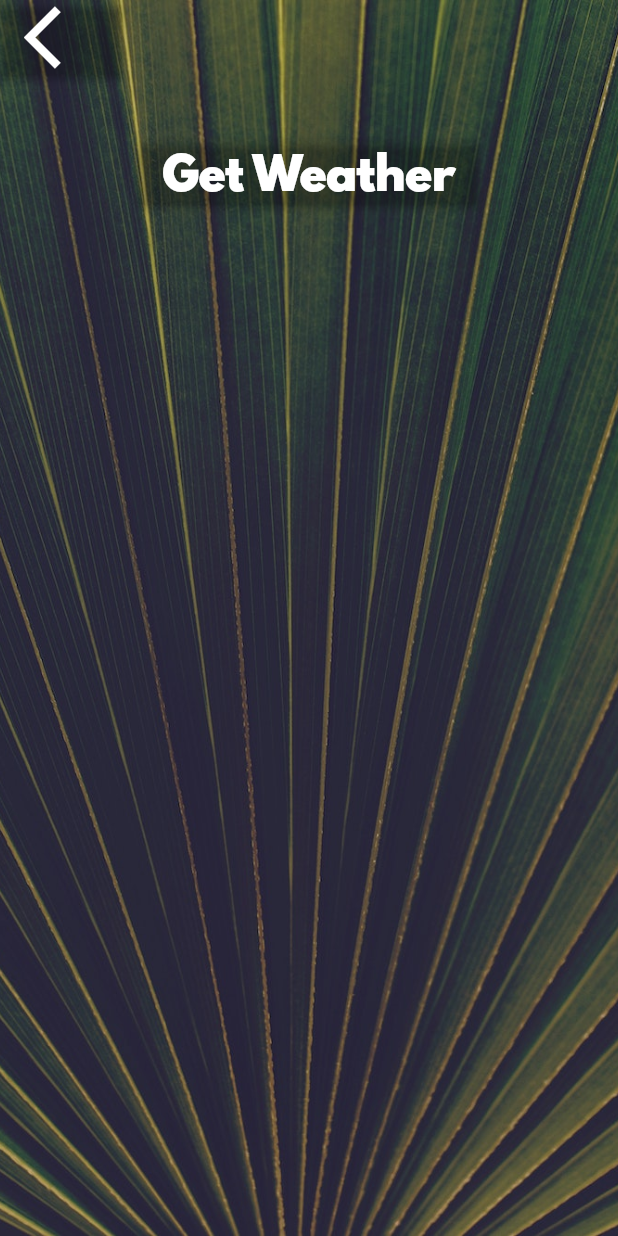
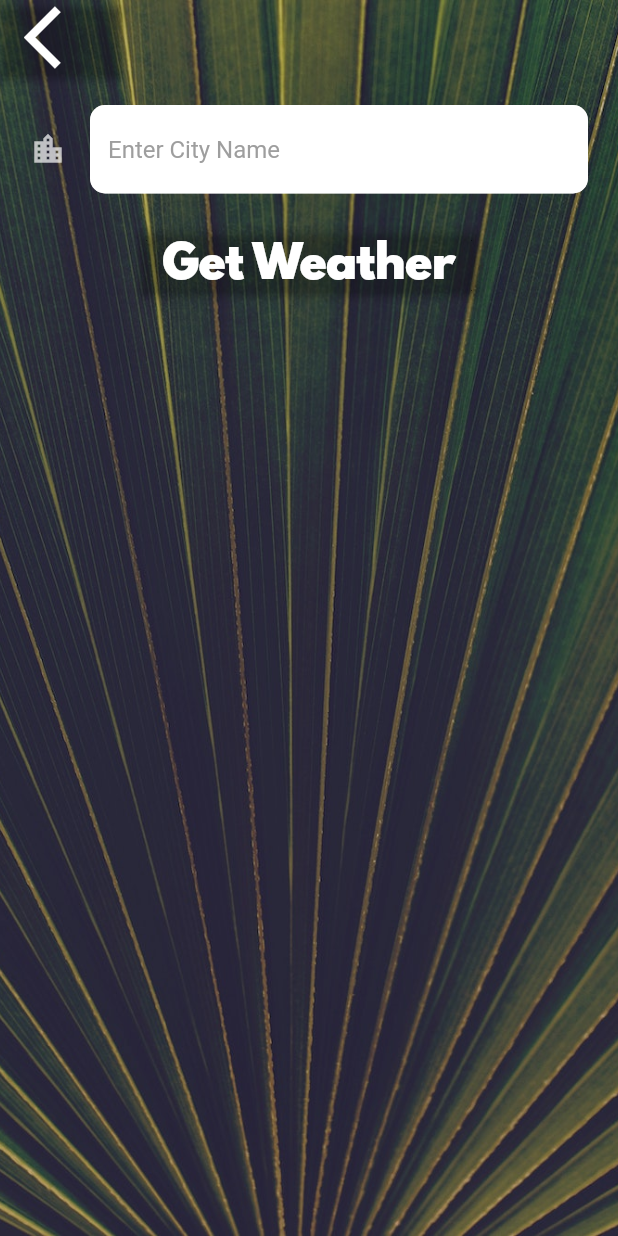
Before and after one commit to nonsocchi/weather_app, a Flutter app: the CityScreen screen opened directly, on a phone screen of 412 x 824 dp. Run offline on Flutter 3.47's test engine with Material 2 defaults, Android fonts, the phone set to English and light mode, and no system bars; our stand-ins replace flutter_spinkit, geolocator; network calls fail.

Commit message:
added manual location input in city screen

```diff
--- a/lib/main.dart
+++ b/lib/main.dart
@@ -7,6 +7,7 @@ class MyApp extends StatelessWidget {
   @override
   Widget build(BuildContext context) {
     return MaterialApp(
+      debugShowCheckedModeBanner: false,
       theme: ThemeData.dark().copyWith(
         elevatedButtonTheme: ElevatedButtonThemeData(
           style: ButtonStyle(
--- a/lib/screens/city_screen.dart
+++ b/lib/screens/city_screen.dart
@@ -9,6 +9,8 @@ class CityScreen extends StatefulWidget {
 }
 
 class _CityScreenState extends State<CityScreen> {
+  String? cityName;
+
   @override
   Widget build(BuildContext context) {
     return Scaffold(
@@ -26,7 +28,9 @@ class _CityScreenState extends State<CityScreen> {
               Align(
                 alignment: Alignment.topLeft,
                 child: ElevatedButton(
-                  onPressed: () {},
+                  onPressed: () {
+                    Navigator.pop(context);
+                  },
                   child: const Icon(
                     Icons.arrow_back_ios,
                     size: 50.0,
@@ -35,10 +39,16 @@ class _CityScreenState extends State<CityScreen> {
               ),
               Container(
                 padding: const EdgeInsets.all(20.0),
-                child: null,
+                child: TextField(
+                  style: const TextStyle(color: Colors.black),
+                  decoration: kTextFieldInputDecoration,
+                  onChanged: (value) => cityName = value,
+                ),
               ),
               ElevatedButton(
-                onPressed: () {},
+                onPressed: () async {
+                  Navigator.pop(context, cityName);
+                },
                 child: const Text(
                   'Get Weather',
                   style: kButtonTextStyle,
--- a/lib/screens/loading_screen.dart
+++ b/lib/screens/loading_screen.dart
@@ -20,7 +20,7 @@ class _LoadingScreenState extends State<LoadingScreen> {
 
   void getLocationData() async {
     var weatherData = await WeatherModel().getLocationWeather();
-    Navigator.push(
+    var typedName = Navigator.push(
       context,
       MaterialPageRoute(
         builder: (context) => LocationScreen(
@@ -28,6 +28,7 @@ class _LoadingScreenState extends State<LoadingScreen> {
         ),
       ),
     );
+    print(typedName);
   }
 
   @override
--- a/lib/utilities/constants.dart
+++ b/lib/utilities/constants.dart
@@ -20,3 +20,16 @@ const kConditionTextStyle = TextStyle(
 );
 
 const String apiKey = '21f7a1456f42f0f0284467977f277766';
+
+const kTextFieldInputDecoration = InputDecoration(
+  icon: Icon(Icons.location_city),
+  filled: true,
+  fillColor: Colors.white,
+  hintText: 'Enter City Name',
+  hintStyle: TextStyle(color: Colors.grey),
+  border: OutlineInputBorder(
+    borderRadius: BorderRadius.all(
+      Radius.circular(10.0),
+    ),
+  ),
+);
```
Also changed, not shown: lib/screens/location_screen.dart (+11 -1 lines), lib/services/weather.dart (+8 -0 lines).
